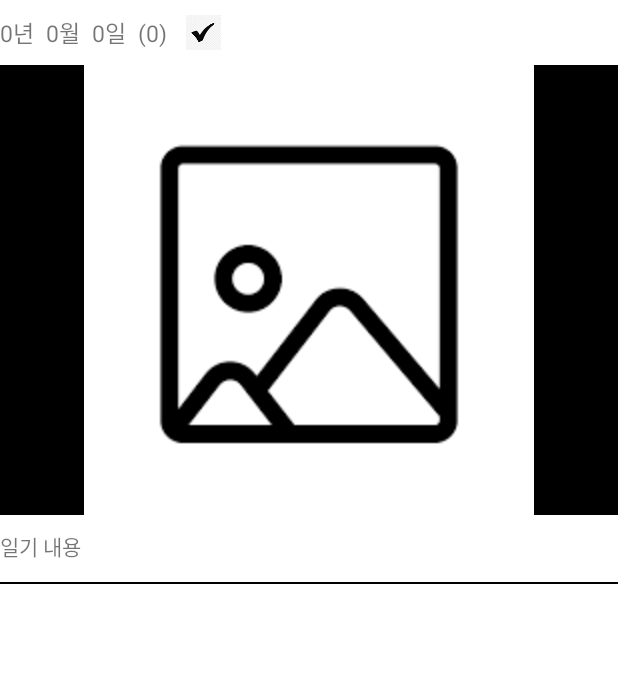
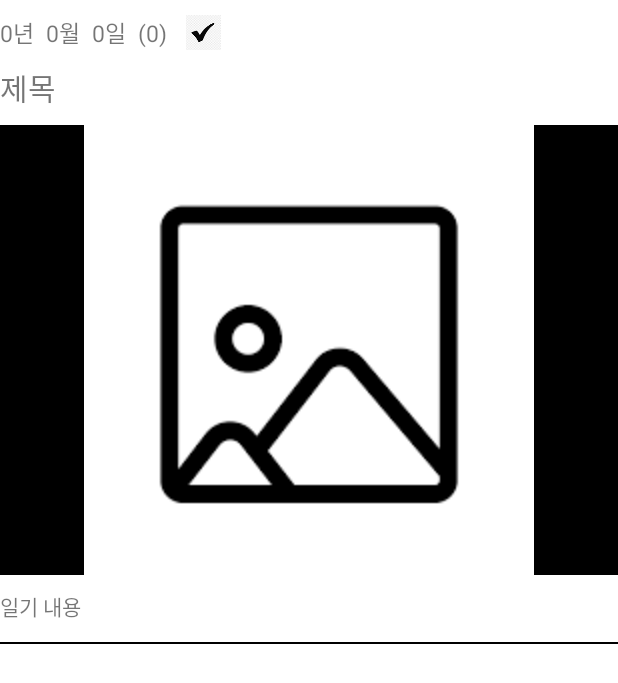
Before and after one commit to Vector1331/SoftwareEngineering, an Android app: the layout list_item.xml on its own in the app's theme, with its tools: preview values and no code run, on a phone screen of 412 x 824 dp. Shown: the top 683 px of the screen. Run offline under Robolectric (Android 15) with nearby library versions, the phone set to English and light mode, and no system bars.

Commit message:
ContentsAdapter Update (전체 구현)

```diff
--- a/daysDuk/app/src/main/java/com/example/daysduk/HomeFragment.java
+++ b/daysDuk/app/src/main/java/com/example/daysduk/HomeFragment.java
@@ -10,6 +10,8 @@ import android.view.LayoutInflater;
 import android.view.View;
 import android.view.ViewGroup;
 
+import com.example.daysduk.model.PostItem;
+
 import java.util.ArrayList;
 
 public class HomeFragment extends Fragment {
@@ -17,7 +19,7 @@ public class HomeFragment extends Fragment {
     RecyclerView contentRecyclerView;
     LinearLayoutManager linearLayoutManager;
     ContentsAdapter adapter;
-    ArrayList<ContentsInfo> items = new ArrayList<>();
+    ArrayList<PostItem> items = new ArrayList<>();
 
     @Override
     public View onCreateView(LayoutInflater inflater, ViewGroup container,
--- a/daysDuk/app/src/main/res/layout/list_item.xml
+++ b/daysDuk/app/src/main/res/layout/list_item.xml
@@ -75,6 +75,15 @@
             android:layout_height="match_parent"
             android:src="@mipmap/checked" />
     </LinearLayout>
+    <TextView
+        android:id="@+id/list_title"
+        android:layout_width="wrap_content"
+        android:layout_height="30dp"
+        android:text="제목"
+        android:textSize="20dp"
+        android:layout_marginTop="10dp"
+        />
+
     <LinearLayout
         android:layout_width="match_parent"
         android:layout_height="wrap_content"
```
Also changed, not shown: daysDuk/app/src/main/java/com/example/daysduk/ContentsAdapter.java (+14 -7 lines).
